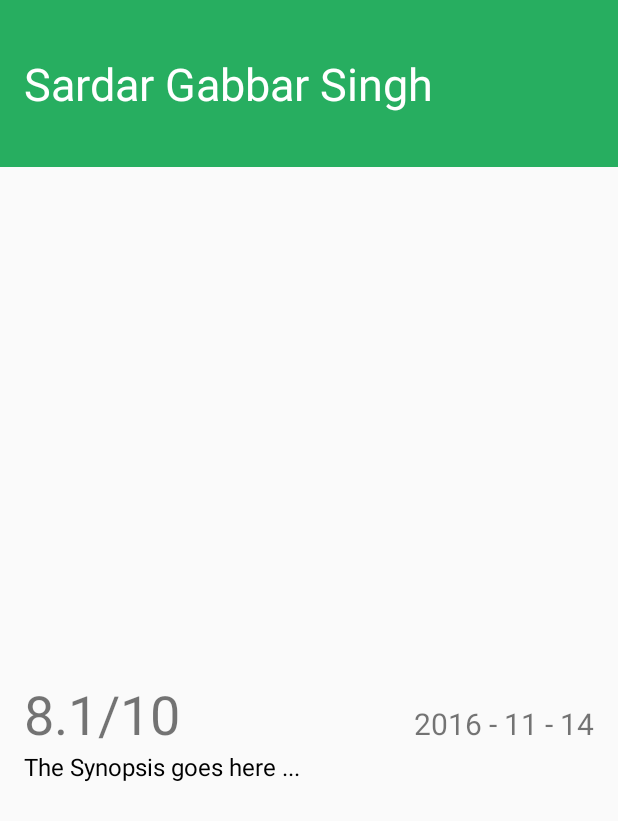
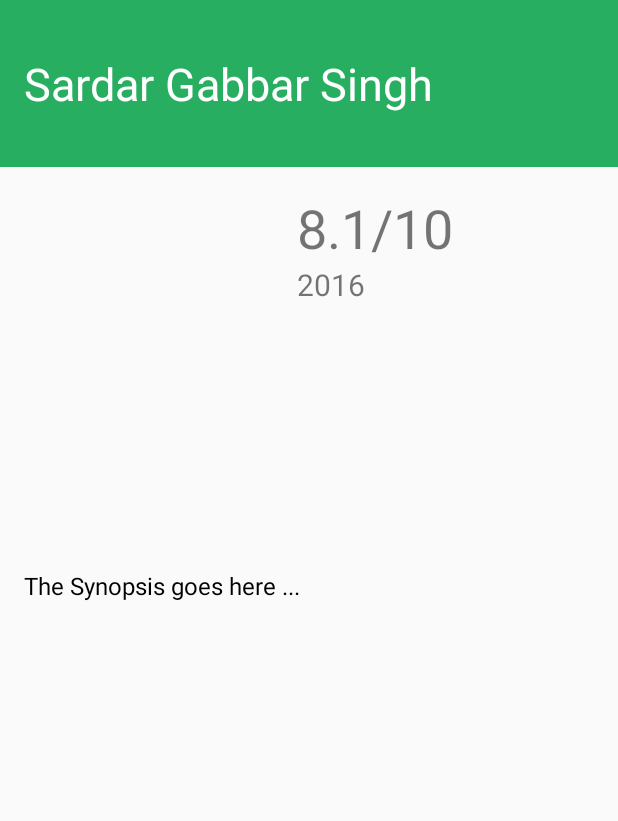
Before and after one commit to prabhukonchada/PopularMovies, an Android app: the layout fragment_movie_detail.xml on its own in the app's theme, with its tools: preview values and no code run, on a phone screen of 412 x 824 dp. Shown: the top 821 px of the screen. Run offline under Robolectric (Android 15) with nearby library versions, the phone set to English and light mode, and no system bars; plain views replace SimpleDraweeView.

Commit message:
layout changes for movie detail view with refactoring

```diff
--- a/PopularMovies/app/build.gradle
+++ b/PopularMovies/app/build.gradle
@@ -33,4 +33,5 @@ dependencies {
     compile 'com.squareup.okhttp3:okhttp:3.3.1'
     compile 'com.squareup:otto:1.3.8'
     compile 'org.immutables:gson:2.1.8'
+    compile 'com.facebook.stetho:stetho-okhttp3:1.4.2'
 }
--- a/PopularMovies/app/src/main/AndroidManifest.xml
+++ b/PopularMovies/app/src/main/AndroidManifest.xml
@@ -6,6 +6,7 @@
     <uses-permission android:name="android.permission.ACCESS_NETWORK_STATE"/>
 
     <application
+        android:name="com.prabhukonchada.popularmovies.PopularMoviesApplication"
         android:allowBackup="true"
         android:icon="@mipmap/ic_launcher"
         android:label="@string/app_name"
--- /dev/null
+++ b/PopularMovies/app/src/main/java/com/prabhukonchada/popularmovies/PopularMoviesApplication.java
@@ -0,0 +1,16 @@
+package com.prabhukonchada.popularmovies;
+
+import android.app.Application;
+
+import com.facebook.stetho.Stetho;
+
+/**
+ * Created by Prabhu Konchada on 13/01/17
+ */
+public class PopularMoviesApplication extends Application {
+    @Override
+    public void onCreate() {
+        super.onCreate();
+        Stetho.initializeWithDefaults(this);
+    }
+}
--- a/PopularMovies/app/src/main/java/com/prabhukonchada/popularmovies/RetrieveMovieDataFromNetwork.java
+++ b/PopularMovies/app/src/main/java/com/prabhukonchada/popularmovies/RetrieveMovieDataFromNetwork.java
@@ -5,6 +5,7 @@ import android.net.Uri;
 import android.os.AsyncTask;
 import android.util.Log;
 
+import com.facebook.stetho.okhttp3.StethoInterceptor;
 import com.google.gson.Gson;
 
 import org.json.JSONException;
@@ -24,7 +25,7 @@ public class RetrieveMovieDataFromNetwork extends AsyncTask<String,Void,ArrayLis
 
     Context context;
     String TAG = "Movie Task :";
-    OkHttpClient client = new OkHttpClient();
+    OkHttpClient client = new OkHttpClient.Builder().addNetworkInterceptor(new StethoInterceptor()).build();
     ArrayList<MovieBean> movieDataModelArrayList;
 
     public RetrieveMovieDataFromNetwork(Context context)
@@ -62,7 +63,6 @@ public class RetrieveMovieDataFromNetwork extends AsyncTask<String,Void,ArrayLis
         Request request = new Request.Builder()
                 .url(url)
                 .build();
-
         Response response = client.newCall(request).execute();
         return response.body().string();
     }
--- a/PopularMovies/app/src/main/res/layout/fragment_movie_detail.xml
+++ b/PopularMovies/app/src/main/res/layout/fragment_movie_detail.xml
@@ -13,15 +13,18 @@
                 style="@style/title_text_view_style"
                 tools:text="Sardar Gabbar Singh" />
 
+            <LinearLayout
+                android:orientation="horizontal"
+                android:layout_width="match_parent"
+                android:layout_height="wrap_content">
+
                 <com.facebook.drawee.view.SimpleDraweeView
                     android:id="@+id/movieBackgroundImage"
-                style="@style/movie_back_ground_image_style" />
-
-
+                    style="@style/movie_detail_poster_style" />
 
                 <LinearLayout style="@style/linear_layout_containing_rating_release_date">
 
-                <LinearLayout style="@style/linear_layout_horizontal_match_all">
+                    <LinearLayout style="@style/linear_layout_vertical_match_all">
 
                         <TextView
                             android:id="@+id/movieRating"
@@ -31,7 +34,11 @@
                         <TextView
                             android:id="@+id/movieReleaseDate"
                             style="@style/movie_release_text_view"
-                        tools:text="2016 - 11 - 14"/>
+                            tools:text="2016"/>
+
+                    </LinearLayout>
+
+                </LinearLayout>
 
             </LinearLayout>
 
@@ -42,8 +49,6 @@
 
         </LinearLayout>
 
-        </LinearLayout>
-
     </ScrollView>
 
 </FrameLayout>
--- a/PopularMovies/app/src/main/res/values/dimens.xml
+++ b/PopularMovies/app/src/main/res/values/dimens.xml
@@ -11,5 +11,7 @@
     <dimen name="movie_synopsis_text_size">16dp</dimen>
     <dimen name="linear_layout_vertical_margin">16dp</dimen>
     <dimen name="linear_layout_horizontal_margin">16dp</dimen>
+    <dimen name="movie_poster_height">220dp</dimen>
+    <dimen name="movie_poster_width">150dp</dimen>
 
 </resources>
--- a/PopularMovies/app/src/main/res/values/styles.xml
+++ b/PopularMovies/app/src/main/res/values/styles.xml
@@ -32,11 +32,10 @@
         <item name="placeholderImageScaleType">fitCenter</item>
     </style>
 
-    <style name="movie_back_ground_image_style" parent="image_style">
-        <item name="android:layout_height">300dp</item>
-        <item name="android:layout_width">150dp</item>
-        <item name="android:layout_margin">12dp</item>
-        <item name="viewAspectRatio">1.33</item>
+    <style name="movie_detail_poster_style" parent="image_style">
+        <item name="android:layout_height">@dimen/movie_poster_height</item>
+        <item name="android:layout_width">@dimen/movie_poster_width</item>
+        <item name="android:layout_margin">@dimen/linear_layout_vertical_margin</item>
     </style>
 
     <style name="movie_poster_image_style" parent="image_style">
@@ -66,7 +65,6 @@
     </style>
 
     <style name="movie_release_text_view" parent="text_view_style">
-        <item name="android:gravity">right</item>
         <item name="android:textSize">@dimen/movie_release_date</item>
     </style>
 
@@ -75,6 +73,7 @@
         <item name="android:layout_width">match_parent</item>
         <item name="android:textSize">@dimen/movie_synopsis_text_size</item>
         <item name="android:textColor">@color/black</item>
+        <item name="android:layout_margin">@dimen/linear_layout_horizontal_margin</item>
     </style>
 
 
```
Lines whose indentation alone changed are shown as unchanged.
